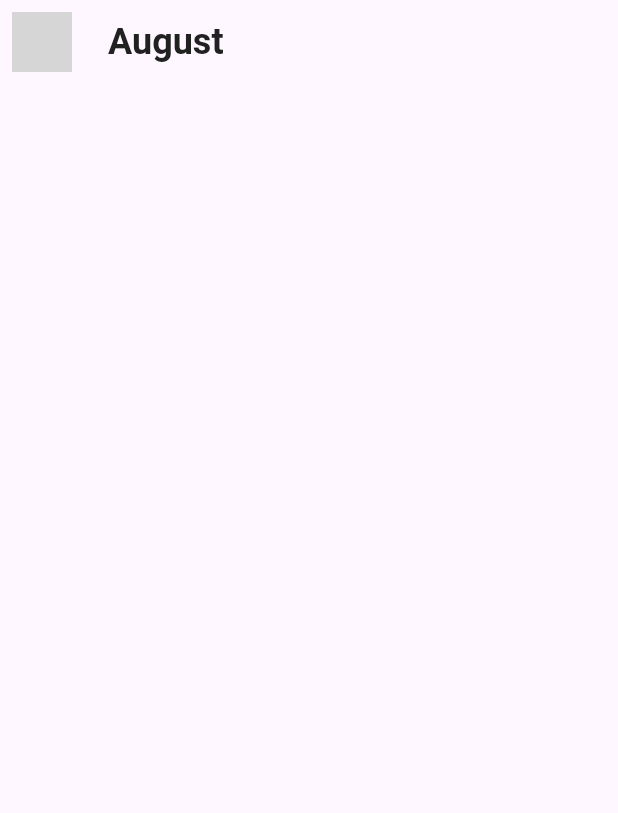
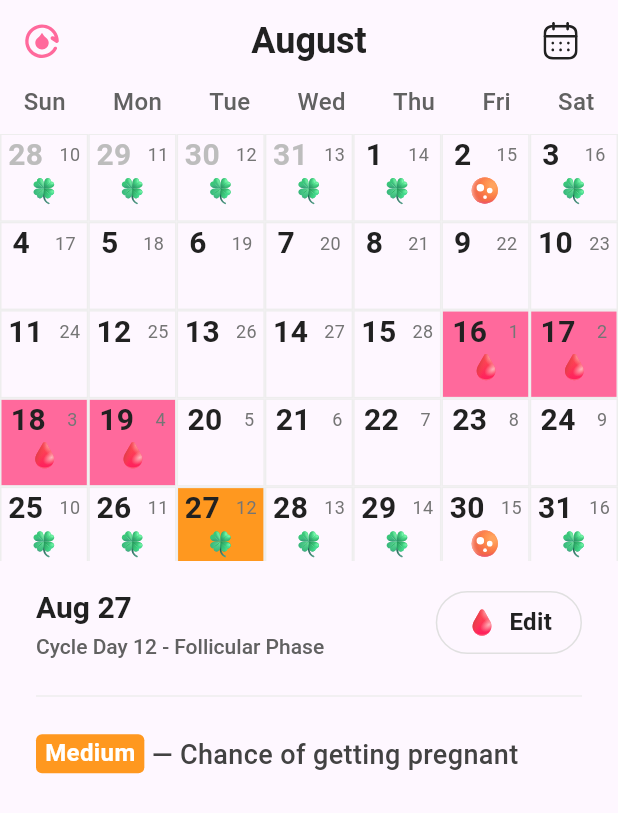
Before and after one commit to ParaDox-PDT/test_ui, a Flutter app: the screen it shows after launch, on a phone screen of 412 x 824 dp. Shown: the top 813 px of the screen. Run offline on Flutter 3.47's test engine with Material 3 defaults, Android fonts, the phone set to English and light mode, and no system bars; our stand-ins replace flutter_svg, gap; Roboto replaces fonts that are missing (SFPro); grey boxes are pictures that could not be loaded.

Commit message:
app completed

```diff
--- a/lib/main.dart
+++ b/lib/main.dart
@@ -2,7 +2,12 @@ import 'package:flutter/material.dart';
 import 'package:flutter/services.dart';
 import 'package:test_ui/ui/home_screen/home_screen_part.dart';
 
+final GlobalKey<NavigatorState> rootNavigatorKey = GlobalKey<NavigatorState>();
+final GlobalKey<ScaffoldMessengerState> scaffoldMessengerKey =
+    GlobalKey<ScaffoldMessengerState>();
+
 void main() {
+  WidgetsFlutterBinding.ensureInitialized();
   SystemChrome.setPreferredOrientations([DeviceOrientation.portraitUp])
       .then((value) => runApp(const MainApp()));
 }
@@ -12,8 +17,10 @@ class MainApp extends StatelessWidget {
 
   @override
   Widget build(BuildContext context) {
-    return const MaterialApp(
-      home: HomeScreen(),
+    return MaterialApp(
+      navigatorKey: rootNavigatorKey,
+      scaffoldMessengerKey: scaffoldMessengerKey,
+      home: const HomeScreen(),
       debugShowCheckedModeBanner: false,
     );
   }
--- a/lib/ui/home_screen/home_screen.dart
+++ b/lib/ui/home_screen/home_screen.dart
@@ -7,16 +7,59 @@ class HomeScreen extends StatefulWidget {
   State<HomeScreen> createState() => _HomeScreenState();
 }
 
-class _HomeScreenState extends State<HomeScreen> {
+class _HomeScreenState extends State<HomeScreen> with HomeMixin {
   @override
   Widget build(BuildContext context) {
     return Scaffold(
-      appBar: AppBar(
-        leading: IconButton(onPressed: (){}, icon: SvgPicture.asset('assets/icons/arrow_back.svg')),
-        title: const Text(
-          'August',
-          style: AppTypography.f24Bold,
-        ),
+      appBar: const HomeAppBar(),
+      body: Column(
+        children: [
+          WeekdaysText(weekdays: weekdays),
+          8.g,
+          SizedBox(
+            height: 280.h,
+            child: GridView(
+              gridDelegate: const SliverGridDelegateWithFixedCrossAxisCount(
+                crossAxisCount: 7,
+              ),
+              children: List.generate(
+                35,
+                (index) {
+                  return DecoratedBox(
+                    decoration: BoxDecoration(
+                      color: _getDaysColor(index),
+                      border: Border.all(color: AppColors.cEEEEEE),
+                    ),
+                    child: Column(
+                      children: [
+                        Row(
+                          mainAxisAlignment: MainAxisAlignment.spaceAround,
+                          children: [
+                            Text(
+                              days[index].toString(),
+                              style: AppTypography.f20SemiBold.copyWith(
+                                color: index > 3
+                                    ? AppColors.c212121
+                                    : AppColors.cBDBDBD,
+                              ),
+                            ),
+                            Text(
+                              secondDays[index].toString(),
+                              style: AppTypography.f12Regular
+                                  .copyWith(color: AppColors.c757575),
+                            ),
+                          ],
+                        ),
+                        _getDaysIcon(index),
+                      ],
+                    ),
+                  );
+                },
+              ),
+            ),
+          ),
+          const HomeBodyBottom(),
+        ],
       ),
     );
   }
--- a/lib/ui/home_screen/home_screen_part.dart
+++ b/lib/ui/home_screen/home_screen_part.dart
@@ -1,4 +1,14 @@
 import 'package:flutter/material.dart';
+import 'package:test_ui/utils/app_colors.dart';
+import 'package:test_ui/utils/app_icons.dart';
 import 'package:test_ui/utils/app_typography.dart';
+import 'package:flutter_svg/flutter_svg.dart';
+import 'package:test_ui/utils/extension.dart';
 
 part 'home_screen.dart';
+
+part 'mixin/home_mixin.dart';
+
+part 'widgets/home_app_bar.dart';
+part 'widgets/weekdays_text.dart';
+part'widgets/home_body_bottom.dart';
--- /dev/null
+++ b/lib/ui/home_screen/mixin/home_mixin.dart
@@ -0,0 +1,59 @@
+part of '../home_screen_part.dart';
+
+mixin HomeMixin on State<HomeScreen> {
+  final List<String> weekdays = [
+    'Sun',
+    'Mon',
+    'Tue',
+    'Wed',
+    'Thu',
+    'Fri',
+    'Sat',
+  ];
+
+  final List<int> days = [
+    28,
+    29,
+    30,
+    31,
+    ...List.generate(
+      31,
+      (index) => index + 1,
+    )
+  ];
+  final List<int> secondDays = [
+    ...List.generate(19, (index) => index + 10),
+    ...List.generate(16, (index) => index + 1),
+  ];
+
+  final List<int> bloodyDays = List.generate(4, (index) => index + 19);
+  final List<int> orangeDays = [5, 33];
+  final List<int> cloverDaysIndex = [
+    ...List.generate(5, (index) => index),
+    6,
+    ...List.generate(5, (index) => index + 28),
+    34,
+  ];
+
+  Widget _getDaysIcon(int index) {
+    if (bloodyDays.contains(index)) {
+      return SvgPicture.asset(AppIcons.blood);
+    } else if (orangeDays.contains(index)) {
+      return SvgPicture.asset(AppIcons.orangeCircle);
+    } else if (cloverDaysIndex.contains(index)) {
+      return SvgPicture.asset(AppIcons.clover);
+    } else {
+      return 0.g;
+    }
+  }
+
+  Color _getDaysColor(int index) {
+    if (bloodyDays.contains(index)) {
+      return AppColors.cFF699C;
+    } else if (index == 30) {
+      return AppColors.cFF981F;
+    } else {
+      return Colors.transparent;
+    }
+  }
+}
--- /dev/null
+++ b/lib/ui/home_screen/widgets/home_app_bar.dart
@@ -0,0 +1,25 @@
+part of '../home_screen_part.dart';
+
+class HomeAppBar extends StatelessWidget implements PreferredSizeWidget {
+  const HomeAppBar({super.key});
+
+  @override
+  Widget build(BuildContext context) {
+    return AppBar(
+      leading: IconButton(
+          onPressed: () {}, icon: SvgPicture.asset(AppIcons.bloodReset)),
+      title: const Text(
+        'August',
+        style: AppTypography.f24Bold,
+      ),
+      centerTitle: true,
+      actions: [
+        SvgPicture.asset(AppIcons.calendar),
+        24.g,
+      ],
+    );
+  }
+
+  @override
+  Size get preferredSize => Size(double.infinity, 54.h);
+}
--- /dev/null
+++ b/lib/ui/home_screen/widgets/home_body_bottom.dart
@@ -0,0 +1,85 @@
+part of '../home_screen_part.dart';
+
+class HomeBodyBottom extends StatelessWidget {
+  const HomeBodyBottom({super.key});
+
+  @override
+  Widget build(BuildContext context) => Padding(
+        padding: const EdgeInsets.symmetric(horizontal: 24, vertical: 16),
+        child: Column(
+          children: [
+            Row(
+              mainAxisAlignment: MainAxisAlignment.spaceBetween,
+              children: [
+                RichText(
+                  text: TextSpan(
+                      text: 'Aug 27',
+                      style: AppTypography.f20SemiBold.copyWith(
+                        color: AppColors.c212121,
+                      ),
+                      children: [
+                        TextSpan(
+                          text: '\nCycle Day 12 - Follicular Phase',
+                          style: AppTypography.f14Medium
+                              .copyWith(color: AppColors.c616161),
+                        ),
+                      ]),
+                ),
+                DecoratedBox(
+                  decoration: BoxDecoration(
+                    borderRadius: BorderRadius.circular(1000),
+                    border: Border.all(color: AppColors.cE0E0E0),
+                  ),
+                  child: InkWell(
+                    onTap: () {},
+                    borderRadius: BorderRadius.circular(100),
+                    child: Padding(
+                      padding: const EdgeInsets.symmetric(
+                          horizontal: 20.0, vertical: 8),
+                      child: Row(
+                        children: [
+                          SvgPicture.asset(AppIcons.blood),
+                          8.g,
+                          Text(
+                            'Edit',
+                            style: AppTypography.f16SemiBold.copyWith(
+                              color: AppColors.c212121,
+                            ),
+                          )
+                        ],
+                      ),
+                    ),
+                  ),
+                )
+              ],
+            ),
+            16.g,
+            const Divider(color: AppColors.cEEEEEE),
+            16.g,
+            Row(
+              children: [
+                DecoratedBox(
+                  decoration: BoxDecoration(
+                    borderRadius: BorderRadius.circular(4),
+                    color: AppColors.cFF981F,
+                  ),
+                  child: Padding(
+                    padding: const EdgeInsets.symmetric(horizontal: 6),
+                    child: Text(
+                      'Medium',
+                      style: AppTypography.f16SemiBold.copyWith(
+                        color: Colors.white,
+                      ),
+                    ),
+                  ),
+                ),
+                const Text(
+                  ' — Chance of getting pregnant',
+                  style: AppTypography.f18Medium,
+                )
+              ],
+            )
+          ],
+        ),
+      );
+}
--- /dev/null
+++ b/lib/ui/home_screen/widgets/weekdays_text.dart
@@ -0,0 +1,21 @@
+part of '../home_screen_part.dart';
+
+class WeekdaysText extends StatelessWidget {
+  const WeekdaysText({required this.weekdays, super.key});
+
+  final List<String> weekdays;
+
+  @override
+  Widget build(BuildContext context) {
+    return Row(
+      mainAxisAlignment: MainAxisAlignment.spaceAround,
+      children: List.generate(
+        7,
+        (index) => Text(
+          weekdays[index],
+          style: AppTypography.f16Medium,
+        ),
+      ),
+    );
+  }
+}
--- a/lib/utils/app_colors.dart
+++ b/lib/utils/app_colors.dart
@@ -16,4 +16,12 @@ class AppColors {
   static const Color c33C600 = Color(0xFF33C600);
   static const Color cC20000 = Color(0xFFC20000);
   static const Color c212121 = Color(0xFF212121);
+  static const Color cFF699C = Color(0xFFFF699C);
+  static const Color cFF981F = Color(0xFFFF981F);
+  static const Color cEEEEEE = Color(0xFFEEEEEE);
+  static const Color cE0E0E0 = Color(0xFFE0E0E0);
+  static const Color c616161 = Color(0xFF616161);
+  static const Color cBDBDBD = Color(0xFFBDBDBD);
+  static const Color c757575 = Color(0xFF757575);
+  static const Color c424242 = Color(0xFF424242);
 }
--- a/lib/utils/app_typography.dart
+++ b/lib/utils/app_typography.dart
@@ -1,44 +1,29 @@
 import 'package:flutter/material.dart';
 import 'package:test_ui/utils/app_colors.dart';
-
-const _f50Size = 50.0;
-const _f50LineHeight = 50.5;
 
 const _f24Size = 24.0;
 const _f24LineHeight = 33.6;
 
 const _f20Size = 20.0;
-const _f20LineHeight = 23.87;
+const _f20LineHeight = 28.0;
 
 const _f18Size = 18.0;
-const _f18LineHeight = 21.48;
+const _f18LineHeight = 28.8;
 
-const _f15Size = 15.0;
-const _f15LineHeight = 17.9;
+const _f16Size = 16.0;
+const _f16LineHeight = 25.6;
+
+const _f14Size = 14.0;
+const _f14LineHeight = 22.4;
+
+const _f12Size = 12.0;
+const _f12LineHeight = 19.2;
 
 class AppTypography {
   AppTypography._();
 
   static const fontFamily = 'SFPro';
 
-  // FONT SIZE 50
-  static const f50ExtraBold = TextStyle(
-      fontSize: _f50Size,
-      fontFamily: fontFamily,
-      fontWeight: FontWeight.w800,
-      height: _f50LineHeight / _f50Size,
-      letterSpacing: 0.03 * _f50Size,
-      color: Colors.white,
-      shadows: [
-        Shadow(
-          color: AppColors.cCEA43D,
-          offset: Offset(0, 6),
-        ),
-        Shadow(
-          color: AppColors.cEFCDB1,
-          offset: Offset(0, 3),
-        ),
-      ]);
 
   // FONT SIZE 24
   static const f24Bold = TextStyle(
@@ -69,65 +54,53 @@ class AppTypography {
     ],
   );
 
-  static const f20ExtraBold2 = TextStyle(
+  static const f20SemiBold = TextStyle(
     fontSize: _f20Size,
     fontFamily: fontFamily,
-    fontWeight: FontWeight.w800,
+    fontWeight: FontWeight.w600,
     height: _f20LineHeight / _f20Size,
-    letterSpacing: 0.03 * _f20Size,
-    color: Colors.white,
-    shadows: [
-      Shadow(
-        color: AppColors.c3B8368,
-        offset: Offset(0, 1),
-      ),
-    ],
   );
 
-  // FONT SIZE 18
-  static const f18SemiBold = TextStyle(
-      fontSize: _f18Size,
-      fontFamily: fontFamily,
-      fontWeight: FontWeight.w600,
-      height: _f18LineHeight / _f18Size,
-      letterSpacing: 0.03 * _f18Size,
-      color: Colors.white);
-
-  static const f18ExtraBold = TextStyle(
-      fontSize: _f18Size,
-      fontFamily: fontFamily,
-      fontWeight: FontWeight.w800,
-      height: _f18LineHeight / _f18Size,
-      letterSpacing: 0.03 * _f18Size,
-      color: Colors.white);
-  static const f18ExtraBold2 = TextStyle(
+  static const f18Medium = TextStyle(
     fontSize: _f18Size,
     fontFamily: fontFamily,
-    fontWeight: FontWeight.w800,
+    fontWeight: FontWeight.w500,
     height: _f18LineHeight / _f18Size,
-    letterSpacing: 0.03 * _f18Size,
-    color: Colors.white,
-    shadows: [
-      Shadow(
-        color: AppColors.c3B8368,
-        offset: Offset(0, 3),
-      ),
-    ],
+    color: AppColors.c424242,
   );
 
-  // FONT SIZE 15
-  static const f15Bold = TextStyle(
-    fontSize: _f15Size,
+  // FONT SIZE 16
+  static const f16Medium = TextStyle(
+    fontSize: _f16Size,
     fontFamily: fontFamily,
-    fontWeight: FontWeight.w700,
-    height: _f15LineHeight / _f15Size,
-    color: Colors.white,
-    letterSpacing: 0.03 * _f15Size,
-    shadows: [
-      Shadow(
-        color: AppColors.c3B8368,
-        offset: Offset(0, 1),
-      ),
-    ],
+    fontWeight: FontWeight.w500,
+    height: _f16LineHeight / _f16Size,
+    color: AppColors.c616161,
   );
+
+  static const f16SemiBold = TextStyle(
+    fontSize: _f16Size,
+    fontFamily: fontFamily,
+    fontWeight: FontWeight.w600,
+    height: _f16LineHeight / _f16Size,
+    color: AppColors.c616161,
+  );
+
+  // FONT SIZE 14
+  static const f14Medium = TextStyle(
+    fontSize: _f14Size,
+    fontFamily: fontFamily,
+    fontWeight: FontWeight.w500,
+    height: _f14LineHeight / _f14Size,
+  );
+
+  // FONT SIZE 12
+  static const f12Regular = TextStyle(
+      fontSize: _f12Size,
+      fontFamily: fontFamily,
+      fontWeight: FontWeight.w400,
+      height: _f12LineHeight / _f12Size,
+      color: Colors.black);
+
+
 }
--- /dev/null
+++ b/lib/utils/extension.dart
@@ -0,0 +1,48 @@
+import 'dart:io';
+
+import 'package:flutter/material.dart';
+import 'package:gap/gap.dart';
+import 'package:test_ui/main.dart';
+
+extension SizeExtension on BuildContext {
+  bool get isMobile =>
+      MediaQuery.sizeOf(this).width < 600 &&
+      (Platform.isAndroid || Platform.isIOS);
+
+  bool get isTablet =>
+      MediaQuery.sizeOf(this).width > 600 &&
+      (Platform.isAndroid || Platform.isIOS);
+
+  EdgeInsets get kMargin16 => EdgeInsets.only(
+        top: MediaQuery.paddingOf(this).top,
+        left: isMobile ? 16 : 200,
+        right: isMobile ? 16 : 200,
+        bottom: MediaQuery.paddingOf(this).bottom,
+      );
+
+  EdgeInsets get kMarginBottom16 => EdgeInsets.only(
+        bottom: MediaQuery.paddingOf(this).bottom,
+        left: isMobile ? 16 : 200,
+        right: isMobile ? 16 : 200,
+      );
+
+  Size get kSize => MediaQuery.sizeOf(this);
+
+  EdgeInsets get viewPadding => MediaQuery.viewPaddingOf(this);
+}
+
+extension OrientationExtension on Orientation {
+  bool get isPortrait => this == Orientation.portrait;
+}
+
+extension Space on num {
+  Gap get g => Gap(toDouble());
+
+  double get h => (MediaQuery.sizeOf(rootNavigatorKey.currentContext!).height *
+          ((toDouble() / 8.12) / 100))
+      .ceilToDouble();
+
+  double get w => (MediaQuery.sizeOf(rootNavigatorKey.currentContext!).width *
+          ((toDouble() / 3.75) / 100))
+      .ceilToDouble();
+}
```
